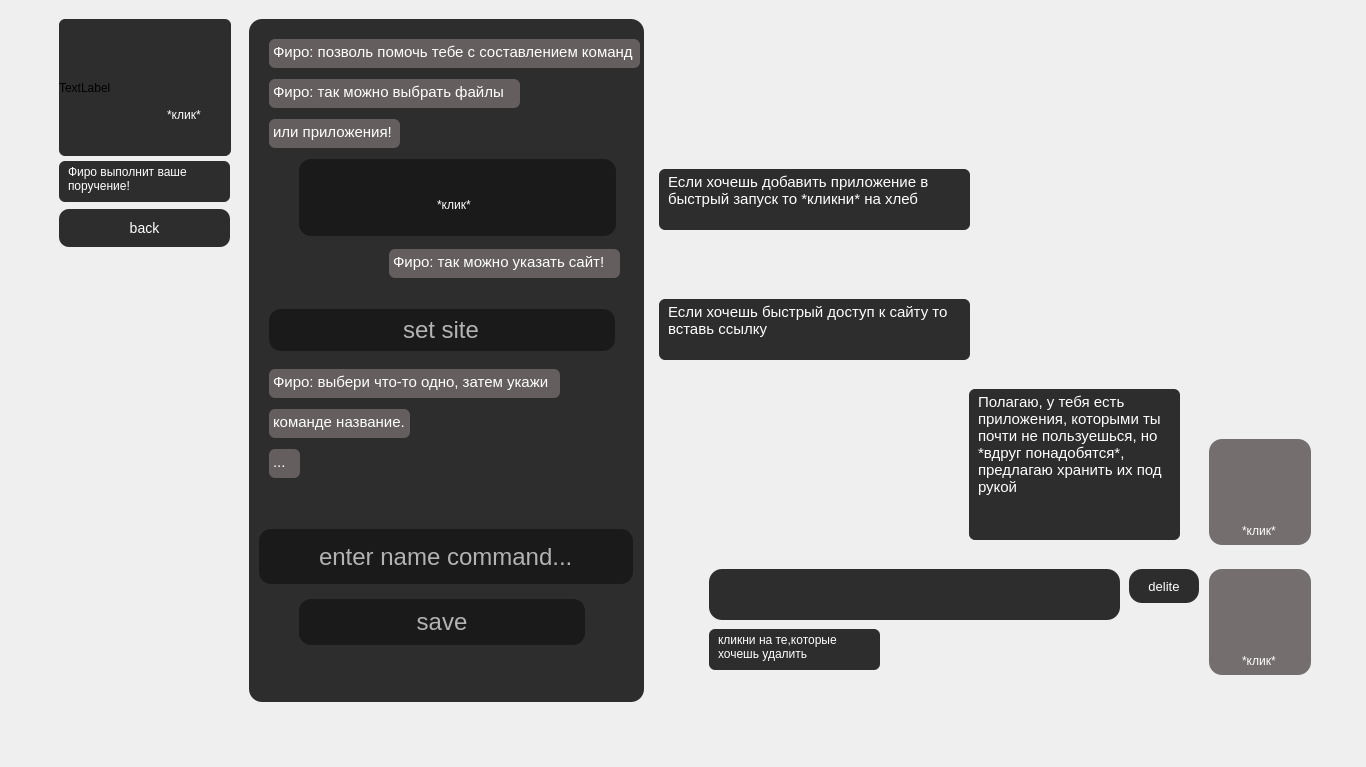
First picture: the form in ui_file/rebuild.ui, repository Querang/DeKi-Project, before the edit.
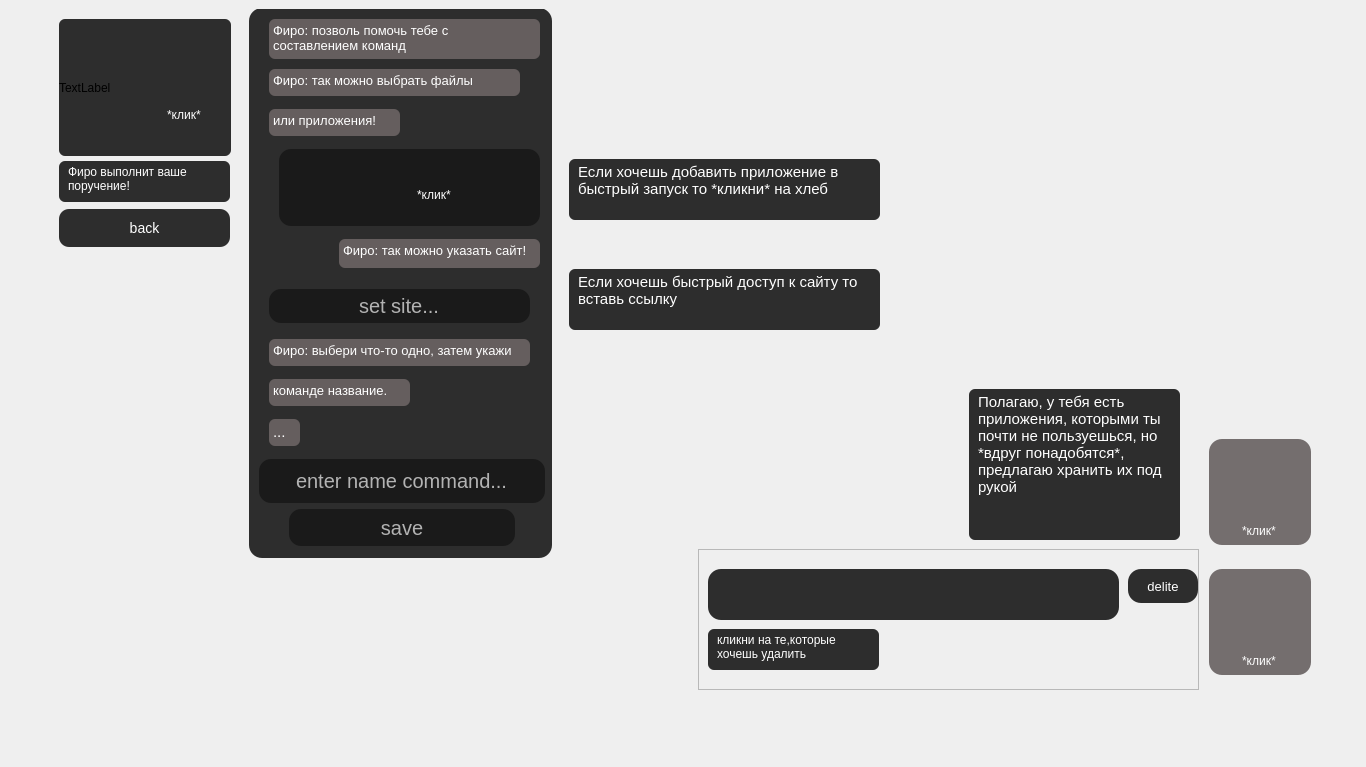
Second picture: the form after the edit. The open tabs and pages were chosen to show the change. Icons and pictures are not drawn.

The edit to the form file:
```diff
--- a/ui_file/rebuild.ui
+++ b/ui_file/rebuild.ui
@@ -392,7 +392,7 @@
         <x>30</x>
         <y>10</y>
         <width>1281</width>
-        <height>741</height>
+        <height>734</height>
        </rect>
       </property>
       <property name="layoutDirection">
@@ -406,16 +406,16 @@
         <property name="geometry">
          <rect>
           <x>220</x>
-          <y>520</y>
-          <width>374</width>
-          <height>55</height>
+          <y>450</y>
+          <width>286</width>
+          <height>44</height>
          </rect>
         </property>
         <property name="styleSheet">
          <string notr="true">background: rgba(23, 23, 23, 0.9);
 box-shadow: 2px 4px 4px rgba(0, 0, 0, 0.25);
 border-radius: 12px;
-font-size: 24px;
+font-size: 20px;
 line-height: 37px;
 
 color: rgba(255, 255, 255, 0.67);</string>
@@ -431,9 +431,9 @@
         <property name="geometry">
          <rect>
           <x>230</x>
-          <y>30</y>
-          <width>371</width>
-          <height>29</height>
+          <y>10</y>
+          <width>271</width>
+          <height>40</height>
          </rect>
         </property>
         <property name="styleSheet">
@@ -453,15 +453,15 @@
 &lt;html&gt;&lt;head&gt;&lt;meta name=&quot;qrichtext&quot; content=&quot;1&quot; /&gt;&lt;style type=&quot;text/css&quot;&gt;
 p, li { white-space: pre-wrap; }
 &lt;/style&gt;&lt;/head&gt;&lt;body style=&quot; font-family:'Titillium Web'; font-size:13px; font-weight:400; font-style:normal;&quot;&gt;
-&lt;p style=&quot; margin-top:0px; margin-bottom:0px; margin-left:0px; margin-right:0px; -qt-block-indent:0; text-indent:0px;&quot;&gt;&lt;span style=&quot; font-size:11pt;&quot;&gt;Фиро: позволь помочь тебе с составлением команд&lt;/span&gt;&lt;/p&gt;&lt;/body&gt;&lt;/html&gt;</string>
+&lt;p style=&quot; margin-top:0px; margin-bottom:0px; margin-left:0px; margin-right:0px; -qt-block-indent:0; text-indent:0px;&quot;&gt;&lt;span style=&quot; font-size:10pt;&quot;&gt;Фиро: позволь помочь тебе с составлением команд&lt;/span&gt;&lt;/p&gt;&lt;/body&gt;&lt;/html&gt;</string>
         </property>
        </widget>
        <widget class="QTextBrowser" name="label_add_4">
         <property name="geometry">
          <rect>
-          <x>350</x>
-          <y>240</y>
-          <width>231</width>
+          <x>300</x>
+          <y>230</y>
+          <width>201</width>
           <height>29</height>
          </rect>
         </property>
@@ -482,16 +482,16 @@
 &lt;html&gt;&lt;head&gt;&lt;meta name=&quot;qrichtext&quot; content=&quot;1&quot; /&gt;&lt;style type=&quot;text/css&quot;&gt;
 p, li { white-space: pre-wrap; }
 &lt;/style&gt;&lt;/head&gt;&lt;body style=&quot; font-family:'Titillium Web'; font-size:13px; font-weight:400; font-style:normal;&quot;&gt;
-&lt;p style=&quot; margin-top:0px; margin-bottom:0px; margin-left:0px; margin-right:0px; -qt-block-indent:0; text-indent:0px;&quot;&gt;&lt;span style=&quot; font-size:11pt;&quot;&gt;Фиро: так можно указать сайт!&lt;/span&gt;&lt;/p&gt;&lt;/body&gt;&lt;/html&gt;</string>
+&lt;p style=&quot; margin-top:0px; margin-bottom:0px; margin-left:0px; margin-right:0px; -qt-block-indent:0; text-indent:0px;&quot;&gt;&lt;span style=&quot; font-size:10pt;&quot;&gt;Фиро: так можно указать сайт!&lt;/span&gt;&lt;/p&gt;&lt;/body&gt;&lt;/html&gt;</string>
         </property>
        </widget>
        <widget class="QPushButton" name="save_command_button">
         <property name="geometry">
          <rect>
-          <x>260</x>
-          <y>590</y>
-          <width>286</width>
-          <height>46</height>
+          <x>250</x>
+          <y>500</y>
+          <width>226</width>
+          <height>37</height>
          </rect>
         </property>
         <property name="sizePolicy">
@@ -510,7 +510,7 @@
          <string notr="true">background: rgba(23, 23, 23, 0.9);
 box-shadow: 2px 4px 4px rgba(0, 0, 0, 0.25);
 border-radius: 12px;
-font-size: 24px;
+font-size: 20px;
 line-height: 37px;
 
 color: rgba(255, 255, 255, 0.67);</string>
@@ -570,9 +570,9 @@
         <property name="geometry">
          <rect>
           <x>230</x>
-          <y>440</y>
+          <y>410</y>
           <width>31</width>
-          <height>29</height>
+          <height>27</height>
          </rect>
         </property>
         <property name="styleSheet">
@@ -599,22 +599,22 @@
         <property name="geometry">
          <rect>
           <x>230</x>
-          <y>300</y>
-          <width>346</width>
-          <height>42</height>
+          <y>280</y>
+          <width>261</width>
+          <height>34</height>
          </rect>
         </property>
         <property name="styleSheet">
          <string notr="true">background: rgba(23, 23, 23, 0.9);
 box-shadow: 2px 4px 4px rgba(0, 0, 0, 0.25);
 border-radius: 12px;
-font-size: 24px;
+font-size: 20px;
 line-height: 37px;
 
 color: rgba(255, 255, 255, 0.67);</string>
         </property>
         <property name="text">
-         <string>set site</string>
+         <string>set site...</string>
         </property>
         <property name="alignment">
          <set>Qt::AlignCenter</set>
@@ -624,9 +624,9 @@
         <property name="geometry">
          <rect>
           <x>230</x>
-          <y>400</y>
+          <y>370</y>
           <width>141</width>
-          <height>29</height>
+          <height>27</height>
          </rect>
         </property>
         <property name="styleSheet">
@@ -646,7 +646,7 @@
 &lt;html&gt;&lt;head&gt;&lt;meta name=&quot;qrichtext&quot; content=&quot;1&quot; /&gt;&lt;style type=&quot;text/css&quot;&gt;
 p, li { white-space: pre-wrap; }
 &lt;/style&gt;&lt;/head&gt;&lt;body style=&quot; font-family:'Titillium Web'; font-size:13px; font-weight:400; font-style:normal;&quot;&gt;
-&lt;p style=&quot; margin-top:0px; margin-bottom:0px; margin-left:0px; margin-right:0px; -qt-block-indent:0; text-indent:0px;&quot;&gt;&lt;span style=&quot; font-size:11pt;&quot;&gt;команде название.&lt;/span&gt;&lt;/p&gt;&lt;/body&gt;&lt;/html&gt;</string>
+&lt;p style=&quot; margin-top:0px; margin-bottom:0px; margin-left:0px; margin-right:0px; -qt-block-indent:0; text-indent:0px;&quot;&gt;&lt;span style=&quot; font-size:10pt;&quot;&gt;команде название.&lt;/span&gt;&lt;/p&gt;&lt;/body&gt;&lt;/html&gt;</string>
         </property>
        </widget>
        <widget class="QLabel" name="character_add_label">
@@ -674,9 +674,9 @@
         <property name="geometry">
          <rect>
           <x>230</x>
-          <y>70</y>
+          <y>60</y>
           <width>251</width>
-          <height>29</height>
+          <height>27</height>
          </rect>
         </property>
         <property name="styleSheet">
@@ -696,16 +696,16 @@
 &lt;html&gt;&lt;head&gt;&lt;meta name=&quot;qrichtext&quot; content=&quot;1&quot; /&gt;&lt;style type=&quot;text/css&quot;&gt;
 p, li { white-space: pre-wrap; }
 &lt;/style&gt;&lt;/head&gt;&lt;body style=&quot; font-family:'Titillium Web'; font-size:13px; font-weight:400; font-style:normal;&quot;&gt;
-&lt;p style=&quot; margin-top:0px; margin-bottom:0px; margin-left:0px; margin-right:0px; -qt-block-indent:0; text-indent:0px;&quot;&gt;&lt;span style=&quot; font-size:11pt;&quot;&gt;Фиро: так можно выбрать файлы &lt;/span&gt;&lt;/p&gt;&lt;/body&gt;&lt;/html&gt;</string>
+&lt;p style=&quot; margin-top:0px; margin-bottom:0px; margin-left:0px; margin-right:0px; -qt-block-indent:0; text-indent:0px;&quot;&gt;&lt;span style=&quot; font-size:10pt;&quot;&gt;Фиро: так можно выбрать файлы &lt;/span&gt;&lt;/p&gt;&lt;/body&gt;&lt;/html&gt;</string>
         </property>
        </widget>
        <widget class="QTextBrowser" name="label_add_5">
         <property name="geometry">
          <rect>
           <x>230</x>
-          <y>360</y>
-          <width>291</width>
-          <height>29</height>
+          <y>330</y>
+          <width>261</width>
+          <height>27</height>
          </rect>
         </property>
         <property name="styleSheet">
@@ -725,7 +725,7 @@
 &lt;html&gt;&lt;head&gt;&lt;meta name=&quot;qrichtext&quot; content=&quot;1&quot; /&gt;&lt;style type=&quot;text/css&quot;&gt;
 p, li { white-space: pre-wrap; }
 &lt;/style&gt;&lt;/head&gt;&lt;body style=&quot; font-family:'Titillium Web'; font-size:13px; font-weight:400; font-style:normal;&quot;&gt;
-&lt;p style=&quot; margin-top:0px; margin-bottom:0px; margin-left:0px; margin-right:0px; -qt-block-indent:0; text-indent:0px;&quot;&gt;&lt;span style=&quot; font-size:11pt;&quot;&gt;Фиро: выбери что-то одно, затем укажи &lt;/span&gt;&lt;/p&gt;&lt;/body&gt;&lt;/html&gt;</string>
+&lt;p style=&quot; margin-top:0px; margin-bottom:0px; margin-left:0px; margin-right:0px; -qt-block-indent:0; text-indent:0px;&quot;&gt;&lt;span style=&quot; font-size:10pt;&quot;&gt;Фиро: выбери что-то одно, затем укажи &lt;/span&gt;&lt;/p&gt;&lt;/body&gt;&lt;/html&gt;</string>
         </property>
        </widget>
        <widget class="QLabel" name="label_add_click_3">
@@ -778,9 +778,9 @@
        <widget class="QFrame" name="background_bread_button">
         <property name="geometry">
          <rect>
-          <x>260</x>
-          <y>150</y>
-          <width>317</width>
+          <x>240</x>
+          <y>140</y>
+          <width>261</width>
           <height>77</height>
          </rect>
         </property>
@@ -858,7 +858,7 @@
          </property>
          <property name="geometry">
           <rect>
-           <x>230</x>
+           <x>190</x>
            <y>10</y>
            <width>56</width>
            <height>52</height>
@@ -1022,9 +1022,9 @@
         <property name="geometry">
          <rect>
           <x>230</x>
-          <y>110</y>
+          <y>100</y>
           <width>131</width>
-          <height>29</height>
+          <height>27</height>
          </rect>
         </property>
         <property name="styleSheet">
@@ -1044,7 +1044,7 @@
 &lt;html&gt;&lt;head&gt;&lt;meta name=&quot;qrichtext&quot; content=&quot;1&quot; /&gt;&lt;style type=&quot;text/css&quot;&gt;
 p, li { white-space: pre-wrap; }
 &lt;/style&gt;&lt;/head&gt;&lt;body style=&quot; font-family:'Titillium Web'; font-size:13px; font-weight:400; font-style:normal;&quot;&gt;
-&lt;p style=&quot; margin-top:0px; margin-bottom:0px; margin-left:0px; margin-right:0px; -qt-block-indent:0; text-indent:0px;&quot;&gt;&lt;span style=&quot; font-size:11pt;&quot;&gt;или приложения!&lt;/span&gt;&lt;/p&gt;&lt;/body&gt;&lt;/html&gt;</string>
+&lt;p style=&quot; margin-top:0px; margin-bottom:0px; margin-left:0px; margin-right:0px; -qt-block-indent:0; text-indent:0px;&quot;&gt;&lt;span style=&quot; font-size:10pt;&quot;&gt;или приложения!&lt;/span&gt;&lt;/p&gt;&lt;/body&gt;&lt;/html&gt;</string>
         </property>
        </widget>
        <widget class="QPushButton" name="trash_can_button">
@@ -1085,12 +1085,15 @@
         </property>
        </widget>
        <widget class="QLabel" name="background_message">
+        <property name="enabled">
+         <bool>true</bool>
+        </property>
         <property name="geometry">
          <rect>
           <x>210</x>
-          <y>10</y>
-          <width>395</width>
-          <height>683</height>
+          <y>-1</y>
+          <width>303</width>
+          <height>550</height>
          </rect>
         </property>
         <property name="styleSheet">
@@ -1105,101 +1108,21 @@
         <property name="text">
          <string/>
         </property>
-       </widget>
-       <widget class="QPushButton" name="delite_button">
-        <property name="geometry">
-         <rect>
-          <x>1090</x>
-          <y>560</y>
-          <width>70</width>
-          <height>34</height>
-         </rect>
+        <property name="pixmap">
+         <pixmap>../../Neko_project/DeKi-Project/material/Component 3 (1).png</pixmap>
         </property>
-        <property name="styleSheet">
-         <string notr="true">background: rgba(23, 23, 23, 0.9);
-box-shadow: 2px 4px 4px rgba(0, 0, 0, 0.25);
-border-radius: 13px;
-font-size: 13px;
-line-height: 27px;
-
-color: #FFFFFF;</string>
-        </property>
-        <property name="text">
-         <string>delite</string>
-        </property>
-       </widget>
-       <widget class="QTextBrowser" name="label_about_delite">
-        <property name="geometry">
-         <rect>
-          <x>670</x>
-          <y>620</y>
-          <width>171</width>
-          <height>41</height>
-         </rect>
-        </property>
-        <property name="styleSheet">
-         <string notr="true">background: rgba(23, 23, 23, 0.9);
-box-shadow: 2px 4px 4px rgba(0, 0, 0, 0.25);
-border-radius: 6px;
-font-family: 'Titillium Web';
-font-style: normal;
-font-weight: 400;
-font-size: 12px;
-line-height: 18px;
-padding: 0 0 0 5px;
-color: #FFFFFF;</string>
-        </property>
-        <property name="html">
-         <string>&lt;!DOCTYPE HTML PUBLIC &quot;-//W3C//DTD HTML 4.0//EN&quot; &quot;http://www.w3.org/TR/REC-html40/strict.dtd&quot;&gt;
-&lt;html&gt;&lt;head&gt;&lt;meta name=&quot;qrichtext&quot; content=&quot;1&quot; /&gt;&lt;style type=&quot;text/css&quot;&gt;
-p, li { white-space: pre-wrap; }
-&lt;/style&gt;&lt;/head&gt;&lt;body style=&quot; font-family:'Titillium Web'; font-size:12px; font-weight:400; font-style:normal;&quot;&gt;
-&lt;p style=&quot; margin-top:0px; margin-bottom:0px; margin-left:0px; margin-right:0px; -qt-block-indent:0; text-indent:0px;&quot;&gt;&lt;span style=&quot; font-size:12px;&quot;&gt;кликни на те,которые хочешь удалить&lt;/span&gt;&lt;/p&gt;&lt;/body&gt;&lt;/html&gt;</string>
-        </property>
-       </widget>
-       <widget class="QScrollArea" name="delite_area">
-        <property name="geometry">
-         <rect>
-          <x>670</x>
-          <y>560</y>
-          <width>411</width>
-          <height>51</height>
-         </rect>
-        </property>
-        <property name="styleSheet">
-         <string notr="true">background: rgba(23, 23, 23, 0.9);
-box-shadow: 2px 4px 4px rgba(0, 0, 0, 0.25);
-border-radius: 13px;</string>
-        </property>
-        <property name="verticalScrollBarPolicy">
-         <enum>Qt::ScrollBarAlwaysOff</enum>
-        </property>
-        <property name="horizontalScrollBarPolicy">
-         <enum>Qt::ScrollBarAlwaysOff</enum>
-        </property>
-        <property name="widgetResizable">
+        <property name="scaledContents">
          <bool>true</bool>
         </property>
-        <widget class="QWidget" name="delite_area_container">
-         <property name="geometry">
-          <rect>
-           <x>0</x>
-           <y>0</y>
-           <width>411</width>
-           <height>51</height>
-          </rect>
-         </property>
-         <property name="styleSheet">
-          <string notr="true">background: rgba(23, 23, 23, 0.0);</string>
-         </property>
-         <layout class="QGridLayout" name="gridLayout_2"/>
-        </widget>
+        <property name="wordWrap">
+         <bool>false</bool>
+        </property>
        </widget>
        <widget class="QTextBrowser" name="label_info_2">
         <property name="geometry">
          <rect>
-          <x>620</x>
-          <y>290</y>
+          <x>530</x>
+          <y>260</y>
           <width>311</width>
           <height>61</height>
          </rect>
@@ -1227,8 +1150,8 @@
        <widget class="QTextBrowser" name="label_add_13">
         <property name="geometry">
          <rect>
-          <x>620</x>
-          <y>160</y>
+          <x>530</x>
+          <y>150</y>
           <width>311</width>
           <height>61</height>
          </rect>
@@ -1282,6 +1205,112 @@
 &lt;p style=&quot; margin-top:0px; margin-bottom:0px; margin-left:0px; margin-right:0px; -qt-block-indent:0; text-indent:0px;&quot;&gt;&lt;span style=&quot; font-size:11pt;&quot;&gt;Полагаю, у тебя есть приложения, которыми ты почти не пользуешься, но *вдруг понадобятся*, предлагаю хранить их под рукой&lt;/span&gt;&lt;/p&gt;&lt;/body&gt;&lt;/html&gt;</string>
         </property>
        </widget>
+       <widget class="QFrame" name="del_bar_frame">
+        <property name="geometry">
+         <rect>
+          <x>659</x>
+          <y>540</y>
+          <width>501</width>
+          <height>141</height>
+         </rect>
+        </property>
+        <property name="frameShape">
+         <enum>QFrame::StyledPanel</enum>
+        </property>
+        <property name="frameShadow">
+         <enum>QFrame::Raised</enum>
+        </property>
+        <widget class="QScrollArea" name="delite_area">
+         <property name="geometry">
+          <rect>
+           <x>10</x>
+           <y>20</y>
+           <width>411</width>
+           <height>51</height>
+          </rect>
+         </property>
+         <property name="styleSheet">
+          <string notr="true">background: rgba(23, 23, 23, 0.9);
+box-shadow: 2px 4px 4px rgba(0, 0, 0, 0.25);
+border-radius: 13px;</string>
+         </property>
+         <property name="verticalScrollBarPolicy">
+          <enum>Qt::ScrollBarAlwaysOff</enum>
+         </property>
+         <property name="horizontalScrollBarPolicy">
+          <enum>Qt::ScrollBarAlwaysOff</enum>
+         </property>
+         <property name="widgetResizable">
+          <bool>true</bool>
+         </property>
+         <widget class="QWidget" name="delite_area_container">
+          <property name="geometry">
+           <rect>
+            <x>0</x>
+            <y>0</y>
+            <width>411</width>
+            <height>51</height>
+           </rect>
+          </property>
+          <property name="styleSheet">
+           <string notr="true">background: rgba(23, 23, 23, 0.0);</string>
+          </property>
+          <layout class="QGridLayout" name="gridLayout_2"/>
+         </widget>
+        </widget>
+        <widget class="QTextBrowser" name="label_about_delite">
+         <property name="geometry">
+          <rect>
+           <x>10</x>
+           <y>80</y>
+           <width>171</width>
+           <height>41</height>
+          </rect>
+         </property>
+         <property name="styleSheet">
+          <string notr="true">background: rgba(23, 23, 23, 0.9);
+box-shadow: 2px 4px 4px rgba(0, 0, 0, 0.25);
+border-radius: 6px;
+font-family: 'Titillium Web';
+font-style: normal;
+font-weight: 400;
+font-size: 12px;
+line-height: 18px;
+padding: 0 0 0 5px;
+color: #FFFFFF;</string>
+         </property>
+         <property name="html">
+          <string>&lt;!DOCTYPE HTML PUBLIC &quot;-//W3C//DTD HTML 4.0//EN&quot; &quot;http://www.w3.org/TR/REC-html40/strict.dtd&quot;&gt;
+&lt;html&gt;&lt;head&gt;&lt;meta name=&quot;qrichtext&quot; content=&quot;1&quot; /&gt;&lt;style type=&quot;text/css&quot;&gt;
+p, li { white-space: pre-wrap; }
+&lt;/style&gt;&lt;/head&gt;&lt;body style=&quot; font-family:'Titillium Web'; font-size:12px; font-weight:400; font-style:normal;&quot;&gt;
+&lt;p style=&quot; margin-top:0px; margin-bottom:0px; margin-left:0px; margin-right:0px; -qt-block-indent:0; text-indent:0px;&quot;&gt;&lt;span style=&quot; font-size:12px;&quot;&gt;кликни на те,которые хочешь удалить&lt;/span&gt;&lt;/p&gt;&lt;/body&gt;&lt;/html&gt;</string>
+         </property>
+        </widget>
+        <widget class="QPushButton" name="delite_button">
+         <property name="geometry">
+          <rect>
+           <x>430</x>
+           <y>20</y>
+           <width>70</width>
+           <height>34</height>
+          </rect>
+         </property>
+         <property name="styleSheet">
+          <string notr="true">background: rgba(23, 23, 23, 0.9);
+box-shadow: 2px 4px 4px rgba(0, 0, 0, 0.25);
+border-radius: 13px;
+font-size: 13px;
+line-height: 27px;
+
+color: #FFFFFF;</string>
+         </property>
+         <property name="text">
+          <string>delite</string>
+         </property>
+        </widget>
+       </widget>
+       <zorder>del_bar_frame</zorder>
        <zorder>label_29</zorder>
        <zorder>background_message</zorder>
        <zorder>card_board_box_button</zorder>
```
Left out of the diff: 61 changed lines with no effect on the pictures.
